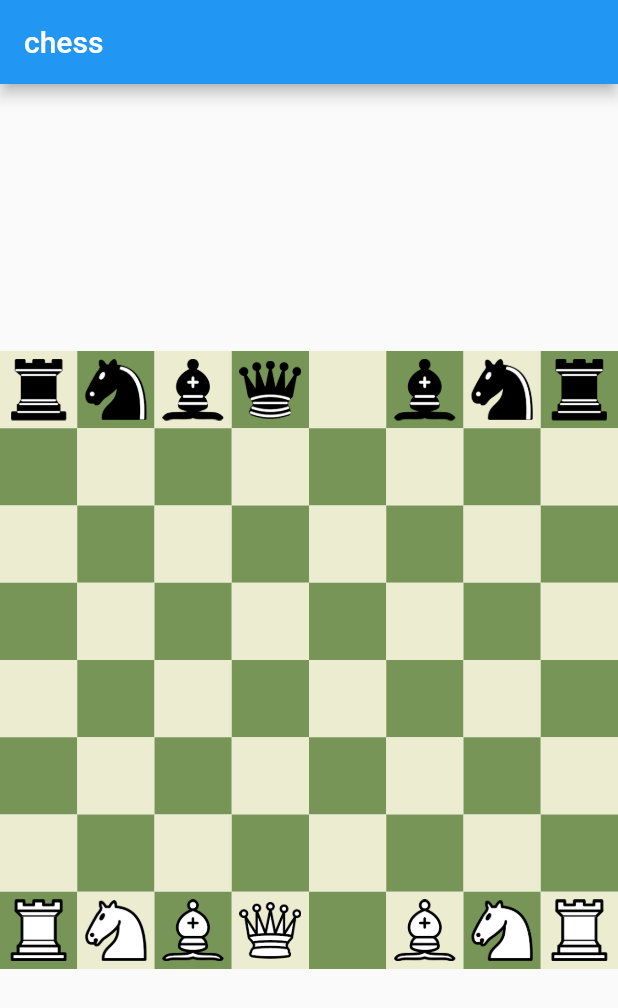
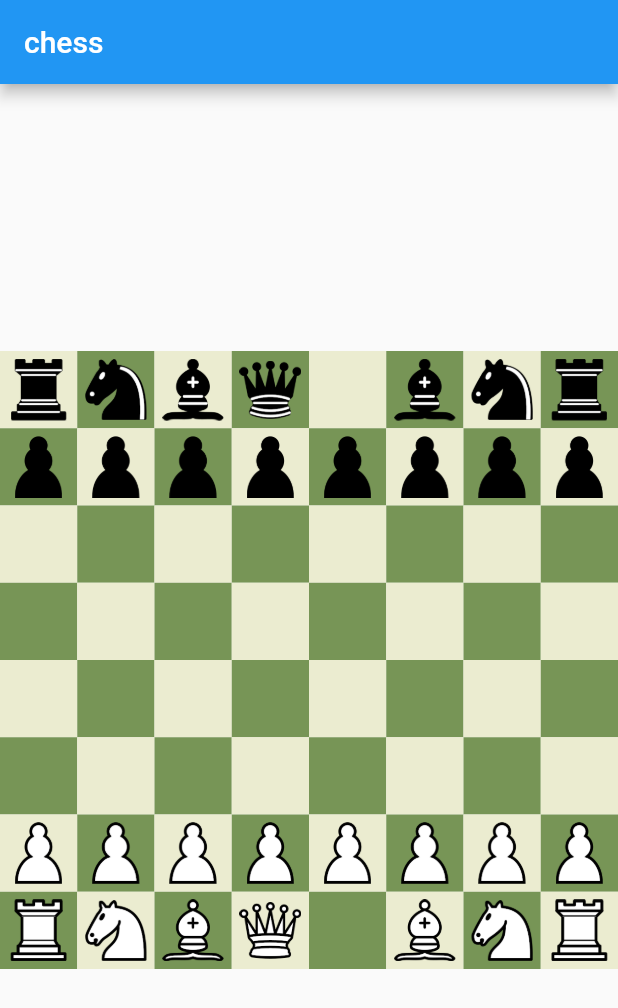
Before and after one commit to Mikhailli/Chess_App, a Flutter app: the screen it shows after launch, on a phone screen of 412 x 824 dp. Shown: the top 1008 px of the screen. Run offline on Flutter 3.47's test engine with Material 2 defaults, Android fonts, the phone set to English and light mode, and no system bars.

Commit message:
feat(chess_pieces): add pawn

```diff
--- a/lib/game_coordinator.dart
+++ b/lib/game_coordinator.dart
@@ -1,5 +1,6 @@
 import 'package:chess/pieces/bishop.dart';
 import 'package:chess/pieces/chess_piece.dart';
+import 'package:chess/pieces/pawn.dart';
 import 'package:chess/pieces/queen.dart';
 import 'package:chess/pieces/rook.dart';
 import 'package:collection/collection.dart';
@@ -38,6 +39,14 @@ class GameCoordinator {
           Bishop(PlayerColor.white, Location(2, 0)),
           Bishop(PlayerColor.white, Location(5, 0)),
           Queen(PlayerColor.white, Location(3, 0)),
+          Pawn(PlayerColor.white, Location(0, 1)),
+          Pawn(PlayerColor.white, Location(1, 1)),
+          Pawn(PlayerColor.white, Location(2, 1)),
+          Pawn(PlayerColor.white, Location(3, 1)),
+          Pawn(PlayerColor.white, Location(4, 1)),
+          Pawn(PlayerColor.white, Location(5, 1)),
+          Pawn(PlayerColor.white, Location(6, 1)),
+          Pawn(PlayerColor.white, Location(7, 1)),
           Rook(PlayerColor.black, Location(0, 7)),
           Rook(PlayerColor.black, Location(7, 7)),
           Knight(PlayerColor.black, Location(1, 7)),
@@ -45,6 +54,14 @@ class GameCoordinator {
           Bishop(PlayerColor.black, Location(2, 7)),
           Bishop(PlayerColor.black, Location(5, 7)),
           Queen(PlayerColor.black, Location(3, 7)),
+          Pawn(PlayerColor.black, Location(0, 6)),
+          Pawn(PlayerColor.black, Location(1, 6)),
+          Pawn(PlayerColor.black, Location(2, 6)),
+          Pawn(PlayerColor.black, Location(3, 6)),
+          Pawn(PlayerColor.black, Location(4, 6)),
+          Pawn(PlayerColor.black, Location(5, 6)),
+          Pawn(PlayerColor.black, Location(6, 6)),
+          Pawn(PlayerColor.black, Location(7, 6)),
         ]
     );
   }
--- a/lib/pieces/bishop.dart
+++ b/lib/pieces/bishop.dart
@@ -82,7 +82,7 @@ class Bishop extends ChessPiece {
   }
 
   @override
-  List<Location> legalCaptures(List<ChessPiece> others) {
+  List<Location> legalCaptures(List<ChessPiece> others, [bool previousMoveIsEnPassion = false]) {
     return <Location> [
       ..._generateCapturesOnDiagonal(true, true, others),
       ..._generateCapturesOnDiagonal(false, true, others),
--- a/lib/pieces/chess_piece.dart
+++ b/lib/pieces/chess_piece.dart
@@ -24,6 +24,8 @@ abstract class ChessPiece {
   final PlayerColor playerColor;
   Location location;
 
+  var makeFirstMove = false;
+
   String get name;
 
   String get fileName => "assets/${playerColor.toString().split(".").last}_$name.png";
@@ -36,11 +38,11 @@ abstract class ChessPiece {
       this.location);
 
   List<Location> legalMoves(List<ChessPiece> others);
-  List<Location> legalCaptures(List<ChessPiece> others);
+  List<Location> legalCaptures(List<ChessPiece> others, [bool previousMoveIsEnPassion = false]);
 
   bool canMoveTo(int x, int y, List<ChessPiece> others) =>
       legalMoves(others).contains(Location(x, y));
 
-  bool canCapture(int x, int y, List<ChessPiece> others) =>
-      legalCaptures(others).contains(Location(x, y));
+  bool canCapture(int x, int y, List<ChessPiece> others, [bool previousMoveIsEnPassion = false]) =>
+      legalCaptures(others, previousMoveIsEnPassion).contains(Location(x, y));
 }
--- a/lib/pieces/knight.dart
+++ b/lib/pieces/knight.dart
@@ -127,7 +127,7 @@ class Knight extends ChessPiece {
   }
 
   @override
-  List<Location> legalCaptures(List<ChessPiece> others) {
+  List<Location> legalCaptures(List<ChessPiece> others, [bool previousMoveIsEnPassion = false]) {
     return <Location> [
       ..._generateCaptures(others),
       ..._generateCaptures(others),
--- a/lib/pieces/queen.dart
+++ b/lib/pieces/queen.dart
@@ -206,7 +206,7 @@ class Queen extends ChessPiece {
   }
 
   @override
-  List<Location> legalCaptures(List<ChessPiece> others) {
+  List<Location> legalCaptures(List<ChessPiece> others, [bool previousMoveIsEnPassion = false]) {
     return <Location> [
       ..._generateCapturesOnDiagonal(true, true, others),
       ..._generateCapturesOnDiagonal(false, true, others),
--- a/lib/pieces/rook.dart
+++ b/lib/pieces/rook.dart
@@ -140,7 +140,7 @@ class Rook extends ChessPiece {
   }
 
   @override
-  List<Location> legalCaptures(List<ChessPiece> others) {
+  List<Location> legalCaptures(List<ChessPiece> others, [bool previousMoveIsEnPassion = false]) {
     return <Location> [
       ..._generateCapturesOnVertical(true, others),
       ..._generateCapturesOnVertical(false, others),
```
Also changed, not shown: lib/components/home_screen.dart (+46 -6 lines), lib/pieces/pawn.dart (added, +110 -0 lines).
